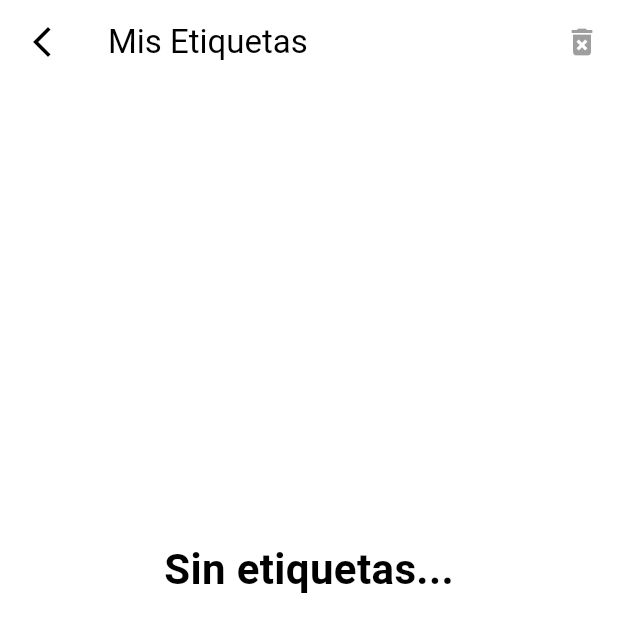
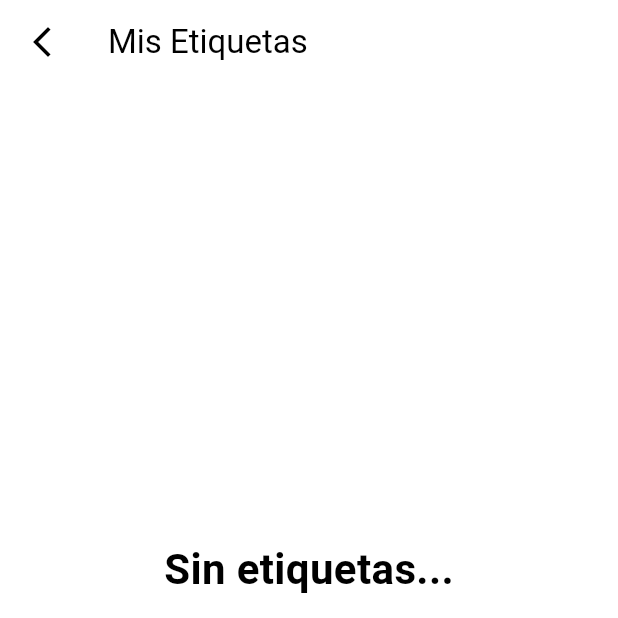
Before and after one commit to EPICSLASH999/mis_vehiculos, a Flutter app: the screen it shows after launch, item 2 of the bottom bar chosen, after a tap on "Agregar Etiqueta", after a tap on the "arrow back ios new" icon, on a phone screen of 412 x 824 dp, the top half of it. Run offline on Flutter 3.47's test engine with Material 3 defaults, Android fonts, the phone set to English and light mode, and no system bars; our stand-ins replace bloc, dropdown_button2, equatable, fl_chart, flutter_bloc, sqflite; accounts and stored records are empty.

Commit message:
Ocultados botones eliminar del appbar.

```diff
--- a/lib/widgets/widgets_etiquetas.dart
+++ b/lib/widgets/widgets_etiquetas.dart
@@ -75,7 +75,7 @@ class _WidgetMisEtiquetasState extends State<WidgetMisEtiquetas> {
           icon: const Icon(Icons.arrow_back_ios_new_outlined)
         ),
         actions: [
-          IconButton( // Botón de Borrar.
+          if (estaModoSeleccionActivo) IconButton( // Botón de Borrar.
             onPressed: !(estaModoSeleccionActivo && idsEtiquetasSeleccionadas.isNotEmpty)?null:
               dialogoAlerta(context: context, texto: '¿Seguro de eliminar las etiquetas seleccionadas?', funcionAlProceder: eliminarEtiquetasSeleccionadas(context), titulo: 'Eliminar'),
             icon: const Icon(Icons.delete_forever)
--- a/lib/widgets/widgets_vehiculos.dart
+++ b/lib/widgets/widgets_vehiculos.dart
@@ -119,7 +119,7 @@ class _WidgetMisVehiculosState extends State<WidgetMisVehiculos> {
           appBar: AppBar(
             title: const Text('Mis Vehículos'),
             actions: [
-              IconButton( // Botón de Borrar.
+              if (estaModoSeleccionActivo) IconButton( // Botón de Borrar.
                 onPressed: !(estaModoSeleccionActivo && idsVehiculosSeleccionados.isNotEmpty)?null:
                   dialogoAlerta(context: context, texto: '¿Seguro de eliminar los vehiculos seleccionados?', funcionAlProceder: eliminarVehiculosSeleccionados(context), titulo: 'Eliminar'),
                 icon: const Icon(Icons.delete_forever)
```
Also changed, not shown: lib/blocs/bloc.dart (+13 -4 lines).
